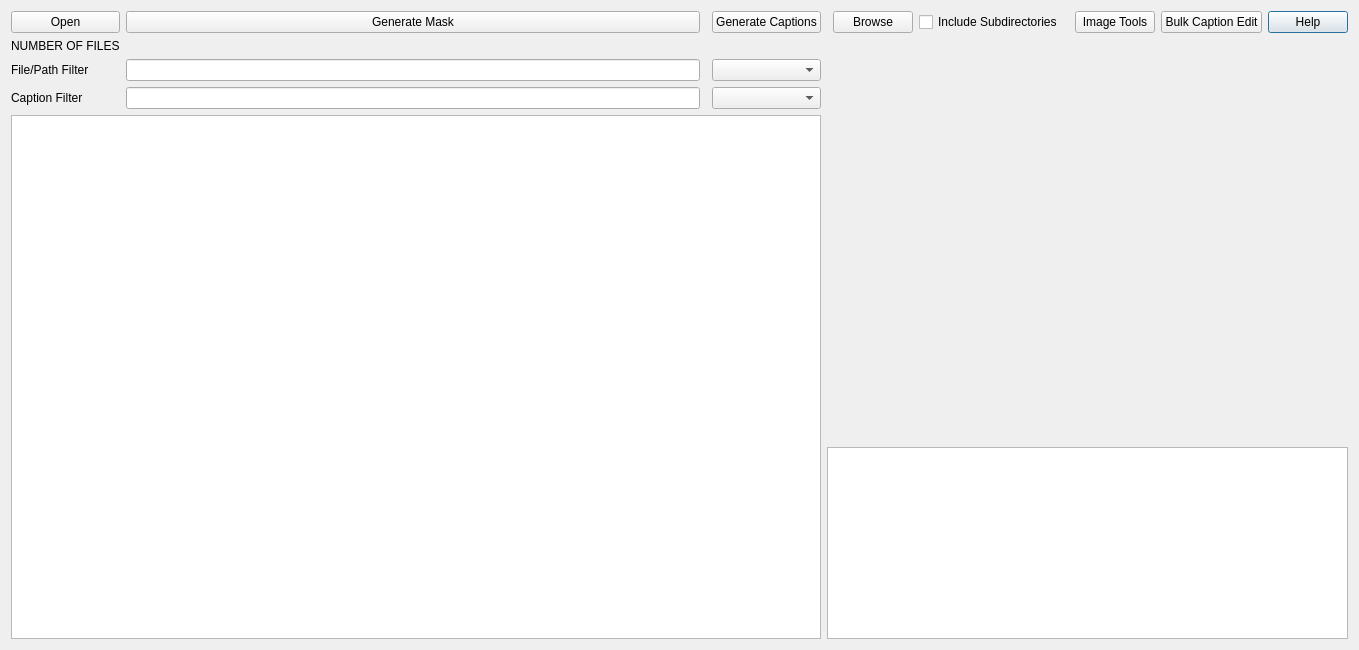
HashakGik/OneTrainer-QT6, file modules/ui/views/windows/dataset.ui: the form before one commit.
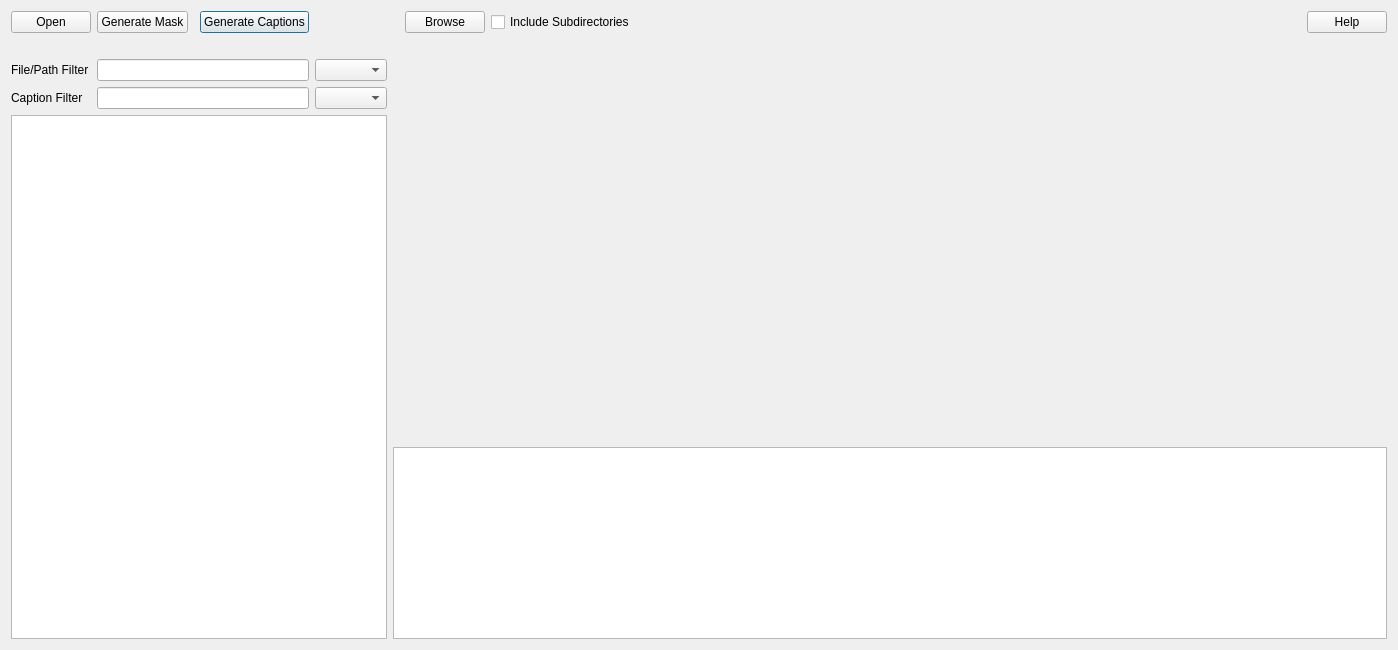
The form after the commit.

Commit message: Added dataset caption logic.

What changed in the file:
```diff
--- a/modules/ui/views/windows/dataset.ui
+++ b/modules/ui/views/windows/dataset.ui
@@ -9,7 +9,7 @@
    <rect>
     <x>0</x>
     <y>0</y>
-    <width>1359</width>
+    <width>1398</width>
     <height>650</height>
    </rect>
   </property>
@@ -29,33 +29,72 @@
    <bool>true</bool>
   </property>
   <layout class="QGridLayout" name="gridLayout">
-   <item row="0" column="12">
+   <item row="0" column="10">
+    <spacer name="horizontalSpacer">
+     <property name="orientation">
+      <enum>Qt::Orientation::Horizontal</enum>
+     </property>
+     <property name="sizeHint" stdset="0">
+      <size>
+       <width>40</width>
+       <height>20</height>
+      </size>
+     </property>
+    </spacer>
+   </item>
+   <item row="6" column="4">
+    <widget class="QComboBox" name="fileFilterCmb"/>
+   </item>
+   <item row="0" column="3">
+    <widget class="QPushButton" name="generateCaptionsBtn">
+     <property name="text">
+      <string>Generate Captions</string>
+     </property>
+    </widget>
+   </item>
+   <item row="0" column="0">
+    <widget class="QPushButton" name="openBtn">
+     <property name="text">
+      <string>Open</string>
+     </property>
+    </widget>
+   </item>
+   <item row="7" column="4">
+    <widget class="QComboBox" name="captionFilterCmb"/>
+   </item>
+   <item row="0" column="11">
     <widget class="QPushButton" name="helpBtn">
      <property name="text">
       <string>Help</string>
      </property>
     </widget>
    </item>
-   <item row="7" column="1">
-    <widget class="QLineEdit" name="lineEdit_2"/>
-   </item>
-   <item row="0" column="7" colspan="2">
-    <widget class="QCheckBox" name="includeSubdirCbx">
+   <item row="5" column="0" colspan="4">
+    <widget class="QLabel" name="numFilesLbl">
+     <property name="sizePolicy">
+      <sizepolicy hsizetype="Preferred" vsizetype="Fixed">
+       <horstretch>0</horstretch>
+       <verstretch>0</verstretch>
+      </sizepolicy>
+     </property>
      <property name="text">
-      <string>Include Subdirectories</string>
+      <string/>
      </property>
     </widget>
    </item>
    <item row="0" column="1">
     <widget class="QPushButton" name="generateMaskBtn">
+     <property name="sizePolicy">
+      <sizepolicy hsizetype="Preferred" vsizetype="Fixed">
+       <horstretch>0</horstretch>
+       <verstretch>0</verstretch>
+      </sizepolicy>
+     </property>
      <property name="text">
       <string>Generate Mask</string>
      </property>
     </widget>
    </item>
-   <item row="6" column="3">
-    <widget class="QComboBox" name="comboBox"/>
-   </item>
    <item row="6" column="0">
     <widget class="QLabel" name="label_4">
      <property name="text">
@@ -63,10 +102,23 @@
      </property>
     </widget>
    </item>
-   <item row="0" column="10">
-    <widget class="QPushButton" name="pushButton">
+   <item row="10" column="5" colspan="7">
+    <widget class="QPlainTextEdit" name="captionTed">
+     <property name="sizePolicy">
+      <sizepolicy hsizetype="Expanding" vsizetype="Fixed">
+       <horstretch>0</horstretch>
+       <verstretch>0</verstretch>
+      </sizepolicy>
+     </property>
+     <property name="lineWrapMode">
+      <enum>QPlainTextEdit::LineWrapMode::NoWrap</enum>
+     </property>
+    </widget>
+   </item>
+   <item row="0" column="7">
+    <widget class="QPushButton" name="browseBtn">
      <property name="text">
-      <string>Image Tools</string>
+      <string>Browse</string>
      </property>
     </widget>
    </item>
@@ -77,68 +129,56 @@
      </property>
     </widget>
    </item>
-   <item row="0" column="6">
-    <widget class="QPushButton" name="pushButton_3">
-     <property name="text">
-      <string>Browse</string>
-     </property>
-    </widget>
+   <item row="6" column="5" rowspan="4" colspan="7">
+    <layout class="QVBoxLayout" name="canvasLay">
+     <item>
+      <spacer name="horizontalSpacer_2">
+       <property name="orientation">
+        <enum>Qt::Orientation::Horizontal</enum>
+       </property>
+       <property name="sizeHint" stdset="0">
+        <size>
+         <width>40</width>
+         <height>20</height>
+        </size>
+       </property>
+      </spacer>
+     </item>
+    </layout>
    </item>
-   <item row="8" column="0" rowspan="2" colspan="4">
-    <widget class="QListView" name="listView"/>
-   </item>
-   <item row="0" column="11">
-    <widget class="QPushButton" name="pushButton_2">
+   <item row="0" column="8" colspan="2">
+    <widget class="QCheckBox" name="includeSubdirCbx">
      <property name="text">
-      <string>Bulk Caption Edit</string>
+      <string>Include Subdirectories</string>
      </property>
     </widget>
    </item>
-   <item row="0" column="3">
-    <widget class="QPushButton" name="generateCaptionsBtn">
-     <property name="text">
-      <string>Generate Captions</string>
-     </property>
-    </widget>
-   </item>
-   <item row="5" column="0">
-    <widget class="QLabel" name="label_3">
+   <item row="8" column="0" rowspan="3" colspan="5">
+    <widget class="QTreeWidget" name="fileTreeWdg">
      <property name="sizePolicy">
-      <sizepolicy hsizetype="Preferred" vsizetype="Fixed">
+      <sizepolicy hsizetype="MinimumExpanding" vsizetype="Expanding">
        <horstretch>0</horstretch>
        <verstretch>0</verstretch>
       </sizepolicy>
      </property>
-     <property name="text">
-      <string>NUMBER OF FILES</string>
+     <property name="editTriggers">
+      <set>QAbstractItemView::EditTrigger::CurrentChanged</set>
      </property>
+     <attribute name="headerVisible">
+      <bool>false</bool>
+     </attribute>
+     <column>
+      <property name="text">
+       <string notr="true">1</string>
+      </property>
+     </column>
     </widget>
    </item>
-   <item row="6" column="5" rowspan="3" colspan="8">
-    <layout class="QVBoxLayout" name="canvasLay"/>
+   <item row="6" column="1" colspan="3">
+    <widget class="QLineEdit" name="fileFilterLed"/>
    </item>
-   <item row="7" column="3">
-    <widget class="QComboBox" name="comboBox_2"/>
-   </item>
-   <item row="0" column="0">
-    <widget class="QPushButton" name="openBtn">
-     <property name="text">
-      <string>Open</string>
-     </property>
-    </widget>
-   </item>
-   <item row="9" column="5" colspan="8">
-    <widget class="QPlainTextEdit" name="plainTextEdit">
-     <property name="sizePolicy">
-      <sizepolicy hsizetype="Expanding" vsizetype="Fixed">
-       <horstretch>0</horstretch>
-       <verstretch>0</verstretch>
-      </sizepolicy>
-     </property>
-    </widget>
-   </item>
-   <item row="6" column="1">
-    <widget class="QLineEdit" name="lineEdit"/>
+   <item row="7" column="1" colspan="3">
+    <widget class="QLineEdit" name="captionFilterLed"/>
    </item>
   </layout>
  </widget>
```
Left out of the diff: 1 changed line with no effect on the pictures. The commit also changes 57 other files.
